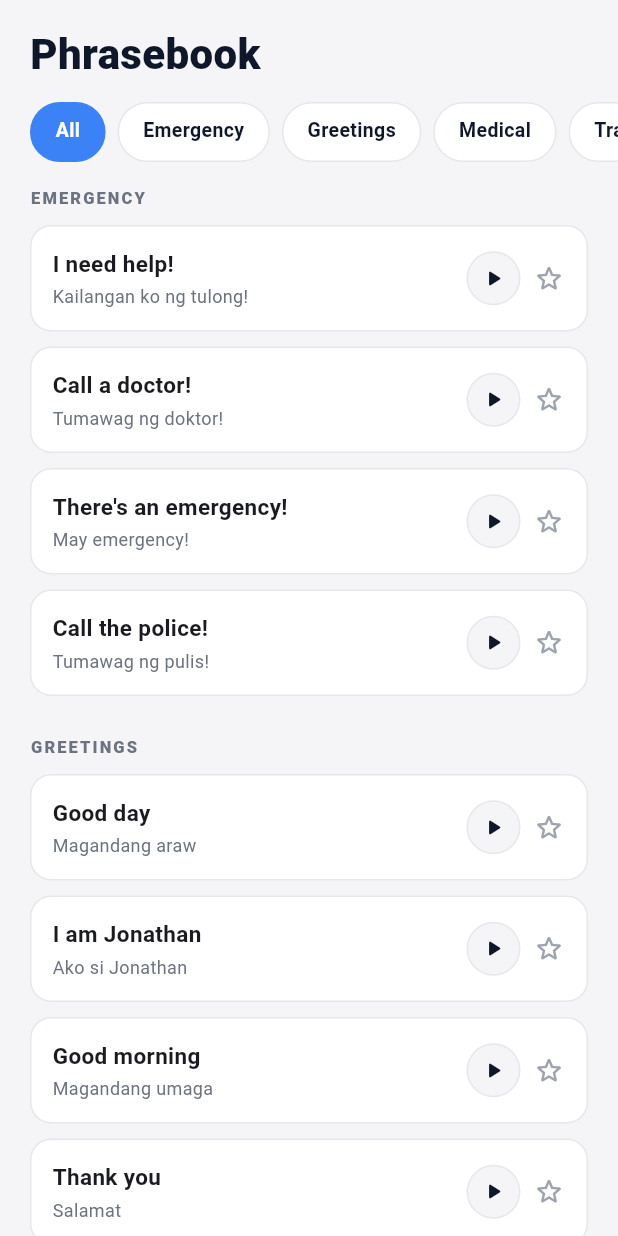
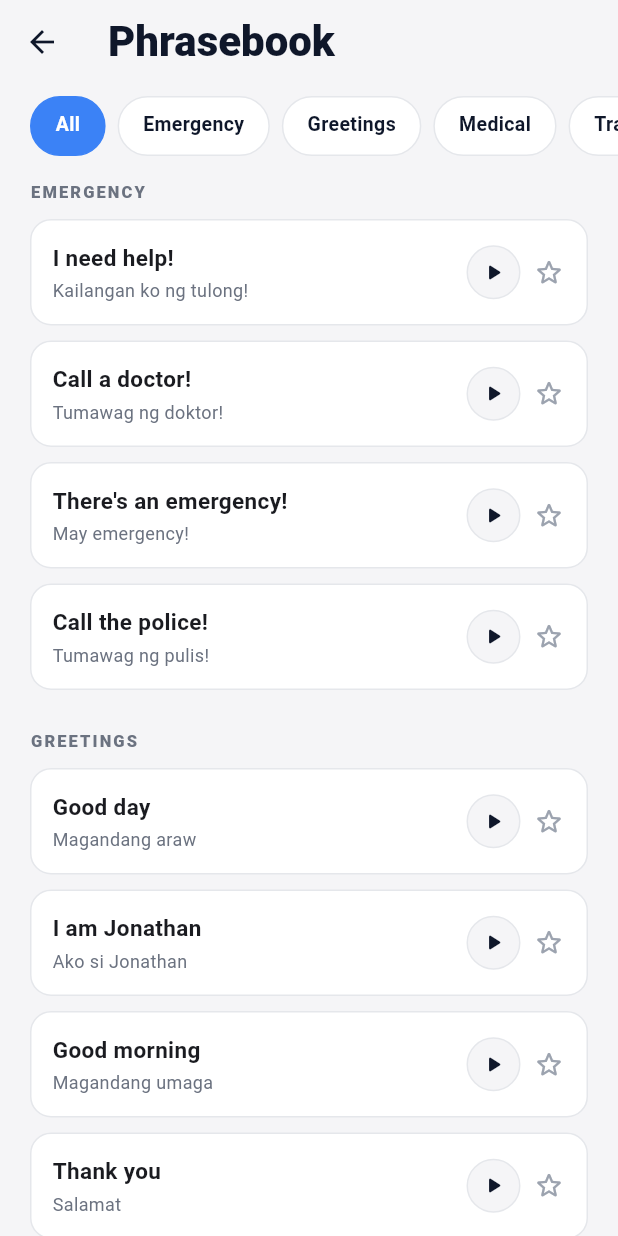
Before and after one commit to SyBeans/signify, a Flutter app: the PhrasebookScreen screen opened directly, on a phone screen of 412 x 824 dp. Run offline on Flutter 3.47's test engine with Material 3 defaults, Android fonts, the phone set to English and light mode, and no system bars; our stand-ins replace flutter_tts.

Commit message:
aded fixed phrasebook

```diff
--- a/lib/screens/phrasebook_screen.dart
+++ b/lib/screens/phrasebook_screen.dart
@@ -31,20 +31,26 @@ class _PhrasebookScreenState extends State<PhrasebookScreen> {
         ? phrasebookData
         : phrasebookData.where((p) => p.category == _category).toList();
 
-    // Group by category
     final grouped = <String, List<Phrase>>{};
     for (final p in filtered) {
       grouped.putIfAbsent(p.category, () => []).add(p);
     }
 
-    return SafeArea(
+    return Scaffold(
+      backgroundColor: AppColors.bg,
+      appBar: AppBar(
+        title: Text('Phrasebook', style: AppText.header),
+        backgroundColor: AppColors.bg,
+        elevation: 0,
+        scrolledUnderElevation: 0,
+        leading: Navigator.of(context).canPop() ? const BackButton() : null,
+      ),
+      body: SafeArea(
+        top: false,
         child: Column(
           crossAxisAlignment: CrossAxisAlignment.start,
           children: [
-          Padding(
-            padding: const EdgeInsets.fromLTRB(20, 16, 20, 12),
-            child: Text('Phrasebook', style: AppText.header),
-          ),
+            const SizedBox(height: 8),
             SizedBox(
               height: 40,
               child: ListView.separated(
@@ -126,6 +132,7 @@ class _PhrasebookScreenState extends State<PhrasebookScreen> {
             ),
           ],
         ),
+      ),
     );
   }
 }
```
Lines whose indentation alone changed are shown as unchanged.
